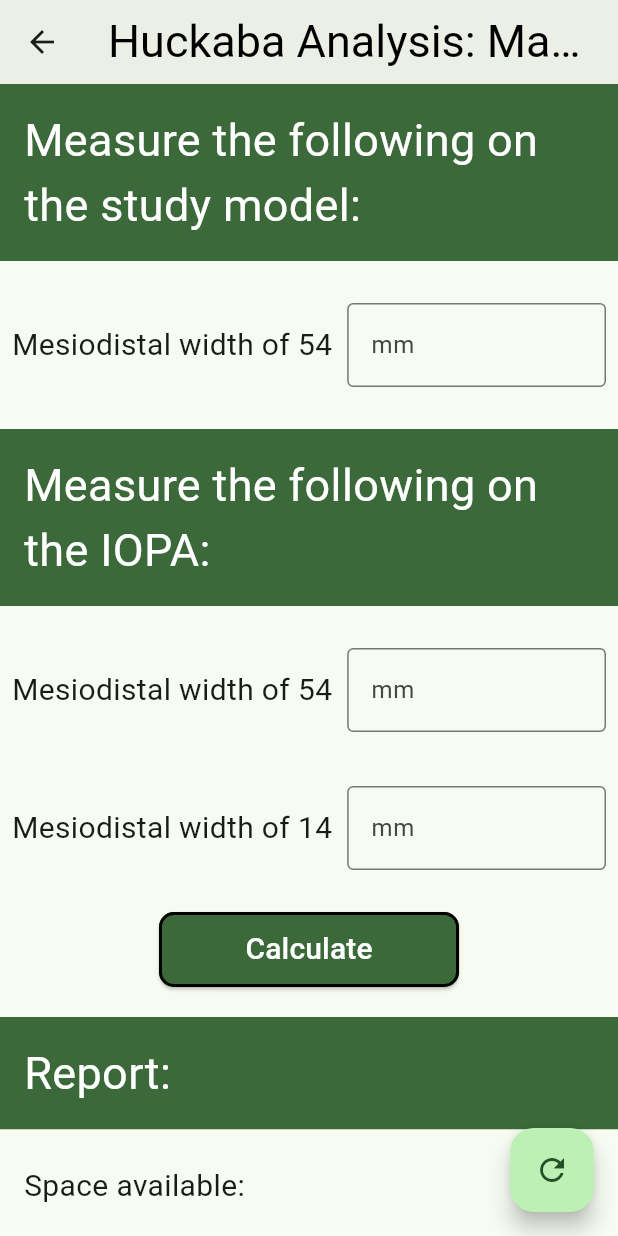
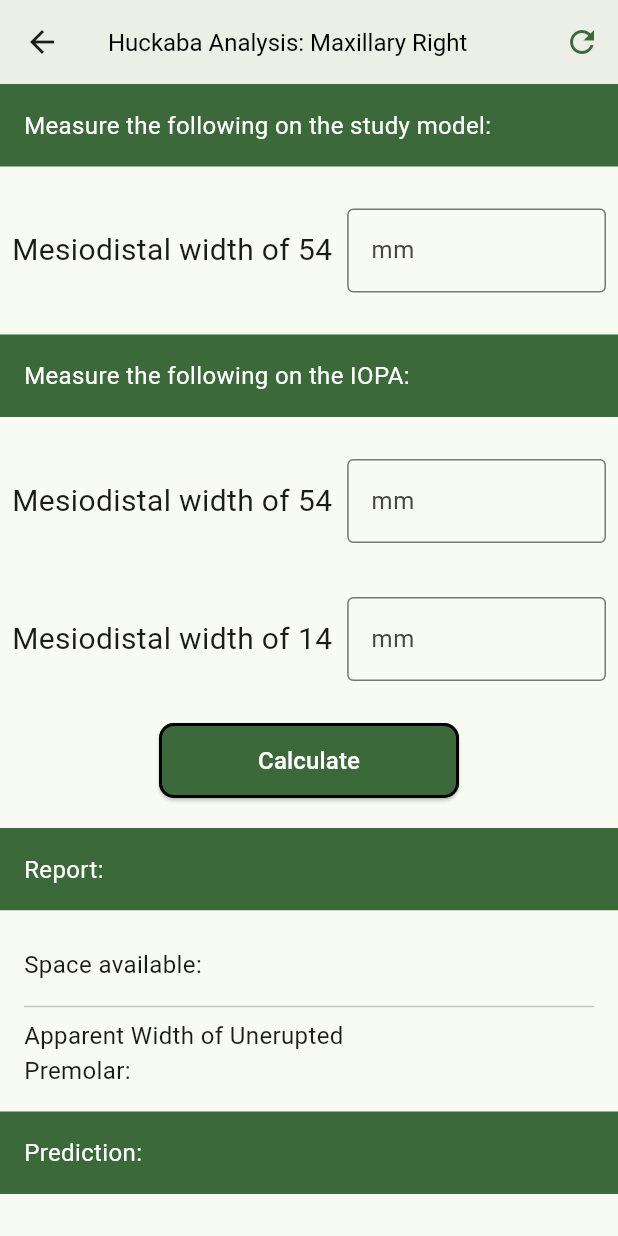
Before and after one commit to Abdulqadir8604/ispacalise, a Flutter app: the HuckabaQuads screen opened directly, on a phone screen of 412 x 824 dp. Run offline on Flutter 3.47's test engine with Material 3 defaults, Android fonts, the phone set to English and light mode, and no system bars.

Commit message:
beta huckaba (prototype) v1-ui changes

```diff
--- a/lib/hackuba/quadrants/huckaba_quadrants.dart
+++ b/lib/hackuba/quadrants/huckaba_quadrants.dart
@@ -7,6 +7,7 @@ import '../../ui/MButton.dart';
 
 class HuckabaQuads extends StatefulWidget {
   final Map huckabaData;
+
   const HuckabaQuads({super.key, required this.huckabaData});
 
   @override
@@ -37,9 +38,12 @@ class _HuckabaQuadsState extends State<HuckabaQuads> {
       appBar: AppBar(
         backgroundColor: Theme.of(context).colorScheme.surfaceContainer,
         title: Text('Huckaba Analysis: ${widget.huckabaData["title"]}',
-            style: const TextStyle(color: Colors.black, fontSize: 30)),
-      ),
-      floatingActionButton: FloatingActionButton(
+            style: TextStyle(
+                color: Colors.black,
+                fontSize: Theme.of(context).textTheme.titleMedium?.fontSize)),
+        actionsIconTheme: IconThemeData(color: Theme.of(context).colorScheme.primary),
+        actions: [
+          IconButton(
               onPressed: () {
                 x1Controller.clear();
                 x2Controller.clear();
@@ -49,7 +53,8 @@ class _HuckabaQuadsState extends State<HuckabaQuads> {
                   report = {};
                 });
               },
-        child: const Icon(Icons.refresh),
+              icon: const Icon(Icons.refresh)),
+        ],
       ),
       body: OrientationBuilder(
         builder: (context, orientation) {
@@ -94,7 +99,7 @@ class _HuckabaQuadsState extends State<HuckabaQuads> {
             child: Text(
               "Measure the following on the study model: ",
               style: TextStyle(
-                  fontSize: 30,
+                  fontSize: Theme.of(context).textTheme.bodyLarge?.fontSize,
                   color: Theme.of(context).colorScheme.onPrimary),
             ),
           ),
@@ -132,7 +137,7 @@ class _HuckabaQuadsState extends State<HuckabaQuads> {
             child: Text(
               "Measure the following on the IOPA: ",
               style: TextStyle(
-                  fontSize: 30,
+                  fontSize: Theme.of(context).textTheme.bodyLarge?.fontSize,
                   color: Theme.of(context).colorScheme.onPrimary),
             ),
           ),
@@ -183,13 +188,18 @@ class _HuckabaQuadsState extends State<HuckabaQuads> {
             ),
           ),
           const SizedBox(height: 20),
-          MButton(
+          SizedBox(
+            height: 50,
+            child: MButton(
+              height: 50,
+              width: 200,
               onPressed: () {
                 setState(() {
                   y1 = double.parse(calculateY1());
                 });
               },
               text: 'Calculate',
+            ),
           ),
           const SizedBox(height: 20),
         ],
@@ -212,7 +222,7 @@ class _HuckabaQuadsState extends State<HuckabaQuads> {
             child: Text(
               "Report: ",
               style: TextStyle(
-                fontSize: 30,
+                fontSize: Theme.of(context).textTheme.bodyLarge?.fontSize,
                 color: Theme.of(context).colorScheme.onPrimary,
               ),
             ),
@@ -229,36 +239,58 @@ class _HuckabaQuadsState extends State<HuckabaQuads> {
               children: [
                 Row(
                   children: [
-                    const Text(
+                    Expanded(
+                      flex: 2,
+                      child: Text(
                         "Space available: ",
                         style: TextStyle(
-                        fontSize: 20,
+                          fontSize:
+                              Theme.of(context).textTheme.bodyLarge?.fontSize,
                         ),
                       ),
-                    Text(
+                    ),
+                    Expanded(
+                      flex: 1,
+                      child: Text(
                         report["spaceAvailable"] ?? "",
                         style: TextStyle(
-                        fontSize: 30,
+                          fontSize: Theme.of(context)
+                              .textTheme
+                              .headlineMedium
+                              ?.fontSize,
                           fontWeight: FontWeight.bold,
                           color: Theme.of(context).colorScheme.primary,
                         ),
                       ),
+                    ),
                   ],
                 ),
+                const Divider(),
                 Row(
+                  crossAxisAlignment: CrossAxisAlignment.start,
                   children: [
-                    const Text(
+                    Expanded(
+                      flex: 2,
+                      child: Text(
                         "Apparent Width of Unerupted Premolar: ",
                         style: TextStyle(
-                        fontSize: 20,
+                          fontSize:
+                              Theme.of(context).textTheme.bodyLarge?.fontSize,
                         ),
                       ),
-                    Text(
+                    ),
+                    Expanded(
+                      flex: 1,
+                      child: Text(
                         report["apparentWidthOfUneruptedPremolar"] ?? "",
                         style: TextStyle(
-                        fontSize: 30,
+                          fontSize: Theme.of(context)
+                              .textTheme
+                              .headlineMedium
+                              ?.fontSize,
                           fontWeight: FontWeight.bold,
                           color: Theme.of(context).colorScheme.primary,
+                        ),
                       ),
                     ),
                   ],
@@ -276,7 +308,7 @@ class _HuckabaQuadsState extends State<HuckabaQuads> {
             child: Text(
               "Prediction: ",
               style: TextStyle(
-                fontSize: 30,
+                fontSize: Theme.of(context).textTheme.bodyLarge?.fontSize,
                 color: Theme.of(context).colorScheme.onPrimary,
               ),
             ),
@@ -293,9 +325,11 @@ class _HuckabaQuadsState extends State<HuckabaQuads> {
               children: [
                 Text(
                   report["prediction"] ?? "",
-                  style: const TextStyle(
-                    fontSize: 20,
+                  style: TextStyle(
+                    fontSize:
+                        Theme.of(context).textTheme.headlineSmall?.fontSize,
                     fontWeight: FontWeight.bold,
+                    color: Theme.of(context).colorScheme.primary,
                   ),
                 ),
               ],
--- a/lib/home_page.dart
+++ b/lib/home_page.dart
@@ -23,6 +23,8 @@ class HomePage extends StatelessWidget {
           crossAxisAlignment: CrossAxisAlignment.center,
           children: [
             MButton(
+              height: 50,
+              width: 200,
               onPressed: () {
                 Navigator.push(
                   context,
--- a/lib/ui/MButton.dart
+++ b/lib/ui/MButton.dart
@@ -3,14 +3,16 @@ import 'package:flutter/material.dart';
 class MButton extends StatelessWidget {
   final VoidCallback onPressed;
   final String text;
-  const MButton({super.key, required this.onPressed, required this.text});
+  final double width;
+  final double height;
+  const MButton({super.key, required this.onPressed, required this.text, required this.width, required this.height});
 
   @override
   Widget build(BuildContext context) {
     return ElevatedButton(
       style: ButtonStyle(
         side: WidgetStateProperty.all<BorderSide>(const BorderSide(width: 2)),
-        fixedSize: WidgetStateProperty.all<Size>(const Size(200, 50)),
+        fixedSize: WidgetStateProperty.all<Size>( Size(width, height)),
         shape: WidgetStateProperty.all<OutlinedBorder>(
           RoundedRectangleBorder(
             borderRadius: BorderRadius.circular(10),
@@ -19,7 +21,9 @@ class MButton extends StatelessWidget {
         backgroundColor: WidgetStateProperty.all<Color>(Theme.of(context).colorScheme.primary),
       ),
       onPressed: onPressed,
-      child: Text(text, style: TextStyle(fontSize: 20, color: Theme.of(context).colorScheme.onPrimary)),
+      child: Text(text, style: TextStyle(
+          fontSize: Theme.of(context).textTheme.titleMedium?.fontSize,
+          color: Theme.of(context).colorScheme.onPrimary)),
     );
   }
 }
```
Also changed, not shown: lib/hackuba/huckaba_page.dart (+22 -13 lines), 2 other files. Lines whose indentation alone changed are shown as unchanged.
